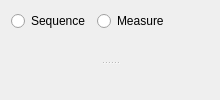
This is nightscribe/gui/ui/ufe_photometry_tab.ui in irydeo/nightscribe as Qt 5 draws it before an edit. The edited form follows.
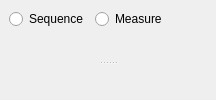
This is the edited form.

Patch:
```diff
--- a/nightscribe/gui/ui/ufe_photometry_tab.ui
+++ b/nightscribe/gui/ui/ufe_photometry_tab.ui
@@ -9,7 +9,7 @@
 <ui version="4.0">
  <class>UfePhotometryTab</class>
  <widget class="QWidget" name="UfePhotometryTab">
-  <layout class="QVBoxLayout" name="vbox_photometry">
+  <layout class="QVBoxLayout" name="vbox_photometry"><property name="leftMargin"><number>9</number></property><property name="topMargin"><number>9</number></property><property name="rightMargin"><number>9</number></property><property name="bottomMargin"><number>9</number></property>
    <property name="layoutStretch"><string notr="true">0,1</string></property>
    <item>
     <layout class="QHBoxLayout" name="row_mode">
```
